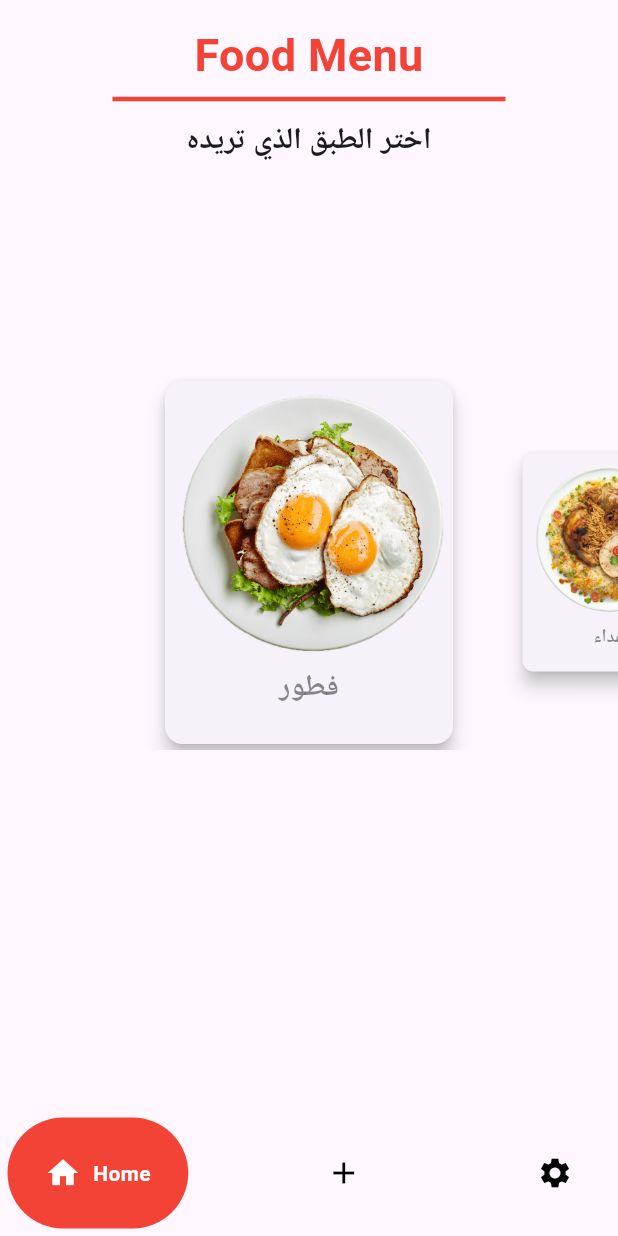
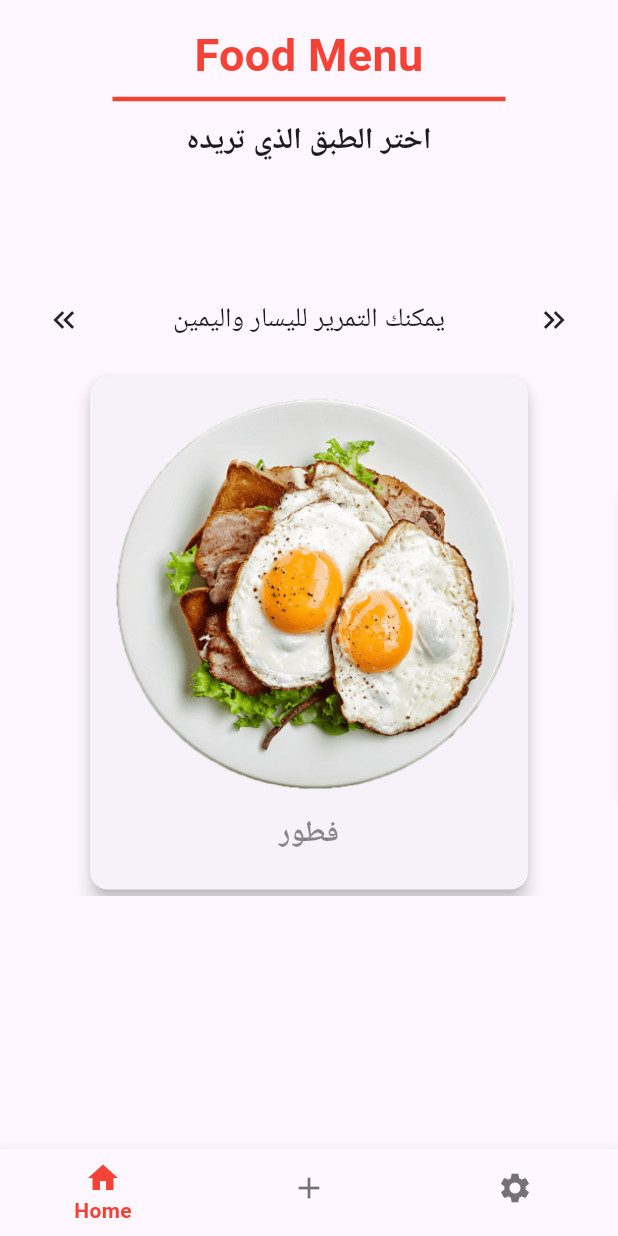
Before and after one commit to AhmedFadill/app-cooked-in-flutter, a Flutter app: the Primary screen opened by its route, on a phone screen of 412 x 824 dp. Run offline on Flutter 3.47's test engine with Material 3 defaults, Android fonts, the phone set to English and light mode, and no system bars; drawn by our look-alikes of google_nav_bar, scroll_snap_list; our stand-ins replace flutter_native_splash, google_fonts, introduction_screen; Roboto replaces fonts that are missing (Tajawal).

Commit message:
bottomnavbar

```diff
--- a/lib/pages/introdaction.dart
+++ b/lib/pages/introdaction.dart
@@ -42,6 +42,8 @@
             done: const Text("done"),
             next: const Text("next"),
             back: const Text("back"),
+            skip: const Text("skip"),
+            onSkip: () => Navigator.pushReplacementNamed(context, '/primary'),
             onDone: (){
               Navigator.pushReplacementNamed(context, '/primary');
             },
--- a/lib/pages/page_select/primary.dart
+++ b/lib/pages/page_select/primary.dart
@@ -26,20 +26,38 @@
     prodect('images/dinner.png', "عشاء"),
   ];
   @override
+  int indox=0;
+  BottomNavigationBarItem bott(ico,labl){
+    return BottomNavigationBarItem(icon:ico,label: labl,);
+  }
 
   Widget build(BuildContext context) {
     return Scaffold(
-      bottomNavigationBar: const GNav(
-        gap: 8,
-        tabMargin: EdgeInsets.all(5),
-        activeColor: Colors.white,
-        tabBackgroundColor: Color.fromARGB(255, 243, 67, 54),
-        tabBorderRadius: 50,
-        tabs: [
-        GButton(icon: Icons.home,text: "Home",),
-        GButton(icon: Icons.add,text: "Add",),
-        GButton(icon: Icons.settings,text:"Setting"),
-      ]),
+      bottomNavigationBar:
+      BottomNavigationBar(items: [bott(Icon(Icons.home), "Home"),bott(Icon(Icons.add), "Add"),bott(Icon(Icons.settings), "setting")],
+      onTap: (value) => setState(() {
+        indox=value;
+      }),
+      currentIndex: indox,
+      selectedItemColor: Colors.red,
+      selectedLabelStyle: GoogleFonts.aBeeZee(fontWeight: FontWeight.bold),
+      showUnselectedLabels: false,
+      ),
+
+
+      // const GNav(
+      //   gap: 5,
+      //   tabMargin: EdgeInsets.all(0),
+      //   activeColor: Colors.white,
+      //   tabBackgroundColor: Color.fromARGB(255, 243, 67, 54),
+      //   tabBorderRadius: 20,
+      //   tabs: [
+      //   GButton(icon: Icons.home,text: "Home",),
+      //   GButton(icon: Icons.add,text: "Add",),
+      //   GButton(icon: Icons.settings,text:"Setting"),
+      // ]),
+
+
       body: Container(
         child: Column(
           children: [
@@ -62,13 +80,22 @@
                   ],
                 ))
             ),
-            SizedBox(height: 100,),
+            SizedBox(height: 50,),
+            Row(
+              mainAxisAlignment: MainAxisAlignment.spaceAround,
+              children: [
+                Icon(Icons.keyboard_double_arrow_left_sharp),
+                Text("يمكنك التمرير لليسار واليمين",style: GoogleFonts.tajawal(fontSize: 18),),
+                Icon(Icons.keyboard_double_arrow_right)
+              ],
+            ),
+            SizedBox(height: 20,),
             SizedBox(
-              height: 250,
+              height: 350,
               child: ScrollSnapList(
                 itemBuilder: _buldListItem,
                  itemCount: prodct.length,
-                  itemSize: 200,
+                  itemSize: 300,
                    onItemFocus: (index){},
                    dynamicItemSize: true,
 
@@ -83,7 +110,7 @@
     prodect pr=prodct[index];
     return SizedBox(
       height: 100,
-      width: 200,
+      width: 300,
       child: Card(
         elevation: 5,
         child: InkWell(
@@ -92,7 +119,7 @@
             borderRadius: BorderRadius.all(Radius.circular(20)),
             child: Column(
               children: [
-                Image.asset(pr.img,fit: BoxFit.cover,width: 220,height: 190,),
+                Image.asset(pr.img,fit: BoxFit.cover,width: 320,height: 290,),
                 Text(pr.txt,style: GoogleFonts.tajawal(color: Colors.black45,fontSize: 20,fontWeight: FontWeight.bold),)
               ]
               ),
```
